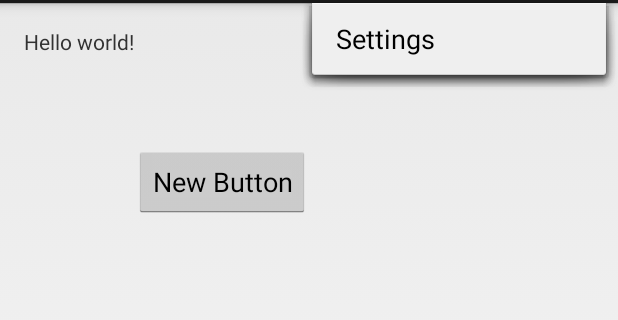
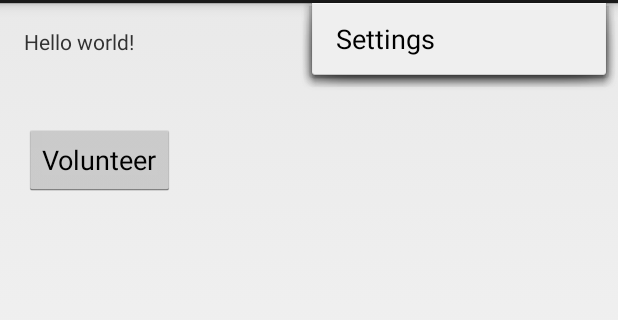
Before and after one commit to hackforwesternmass/gtcalerts, an Android app: the screen it shows after launch (MainActivity), with the options menu open, on a phone screen of 412 x 824 dp, the part 69-389 px from its top. Run offline under Robolectric (Android 15) with nearby library versions, the phone set to English and light mode, and no system bars.

Commit message:
added volunteer button and activity

```diff
--- a/android/GTCAlerts/app/src/main/res/layout/activity_main.xml
+++ b/android/GTCAlerts/app/src/main/res/layout/activity_main.xml
@@ -12,11 +12,11 @@
     <Button
         android:layout_width="wrap_content"
         android:layout_height="wrap_content"
-        android:text="New Button"
-        android:id="@+id/button"
-        android:layout_marginTop="60dp"
+        android:text="Volunteer"
+        android:id="@+id/button_volunteer"
+        android:layout_marginTop="45dp"
         android:layout_below="@+id/textView"
-        android:layout_toRightOf="@+id/textView"
-        android:layout_toEndOf="@+id/textView" />
+        android:layout_alignParentLeft="true"
+        android:layout_alignParentStart="true" />
 
 </RelativeLayout>
--- /dev/null
+++ b/android/GTCAlerts/app/src/main/res/layout/activity_volunteer.xml
@@ -0,0 +1,6 @@
+<?xml version="1.0" encoding="utf-8"?>
+<LinearLayout xmlns:android="http://schemas.android.com/apk/res/android"
+    android:orientation="vertical" android:layout_width="match_parent"
+    android:layout_height="match_parent">
+
+</LinearLayout>
```
Also changed, not shown: android/GTCAlerts/app/src/main/java/com/example/daniel/gtcalerts/VolunteerActivity.java (added, +9 -0 lines), 1 other file.
